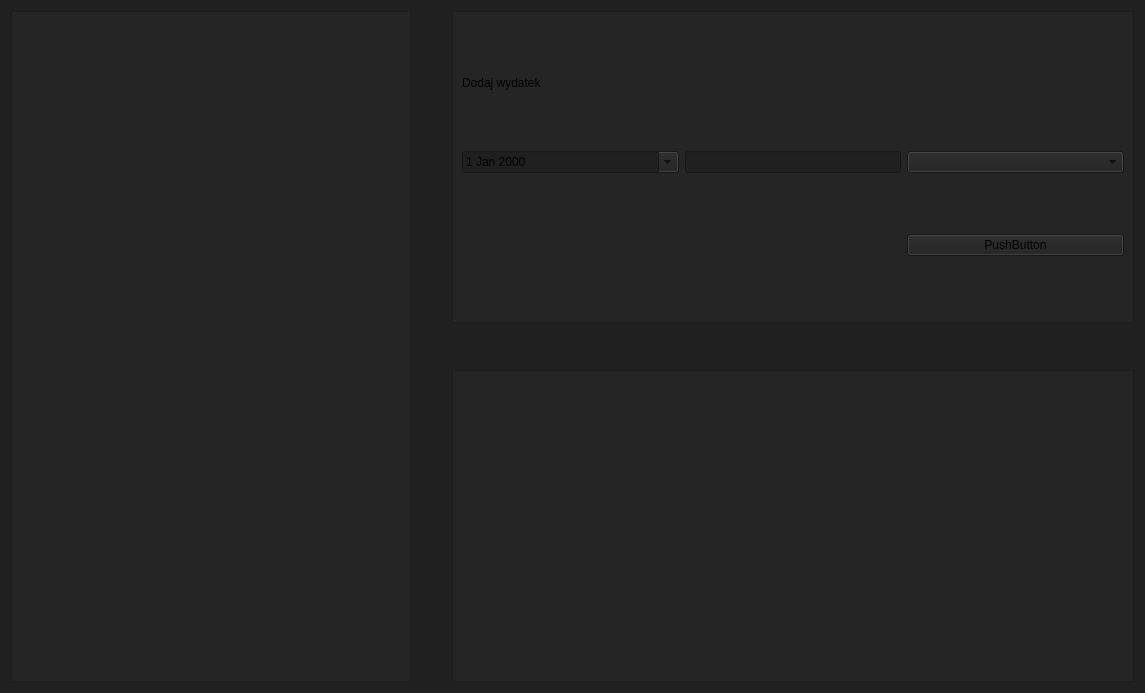
The window that ui/expenses_tab.ui (zuzmej/Wydatkoinator) describes before a commit, drawn with Qt 5.
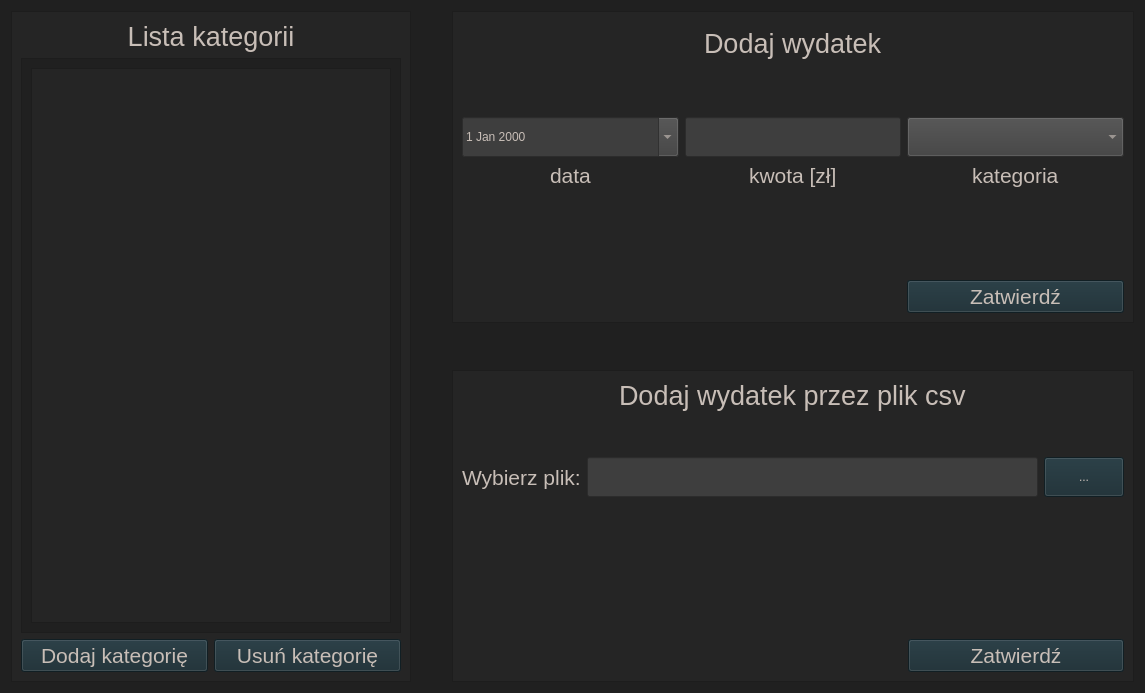
The same window after the commit.

The edit to the form file:
```diff
--- a/ui/expenses_tab.ui
+++ b/ui/expenses_tab.ui
@@ -15,10 +15,34 @@
   </property>
   <property name="styleSheet">
    <string notr="true">QWidget {
-background: rgb(32, 32, 32) }
+background: #202020}
 
 QFrame {
-background: rgb(37, 37, 37) }</string>
+background: #252525 }
+
+QLabel {
+color: #c8beb7;
+}
+
+QPushButton {
+background-color: #182B32;
+color: #c8beb7;
+}
+
+QComboBox {
+background-color: #3e3e3e;
+color: #c8beb7;
+}
+
+QLineEdit {
+background-color: #3e3e3e;
+color: #c8beb7;
+}
+
+QDateEdit {
+background-color: #3e3e3e;
+color: #c8beb7;
+}</string>
   </property>
   <layout class="QGridLayout" name="gridLayout">
    <item row="2" column="2">
@@ -53,6 +77,142 @@
      </property>
     </spacer>
    </item>
+   <item row="2" column="2">
+    <widget class="QFrame" name="frame_3">
+     <property name="sizePolicy">
+      <sizepolicy hsizetype="Preferred" vsizetype="MinimumExpanding">
+       <horstretch>0</horstretch>
+       <verstretch>0</verstretch>
+      </sizepolicy>
+     </property>
+     <property name="frameShape">
+      <enum>QFrame::StyledPanel</enum>
+     </property>
+     <property name="frameShadow">
+      <enum>QFrame::Raised</enum>
+     </property>
+     <layout class="QGridLayout" name="gridLayout_3">
+      <item row="3" column="1">
+       <widget class="QLineEdit" name="browse_file_line_edit">
+        <property name="minimumSize">
+         <size>
+          <width>0</width>
+          <height>40</height>
+         </size>
+        </property>
+       </widget>
+      </item>
+      <item row="2" column="0" colspan="3">
+       <spacer name="verticalSpacer_4">
+        <property name="orientation">
+         <enum>Qt::Vertical</enum>
+        </property>
+        <property name="sizeType">
+         <enum>QSizePolicy::Minimum</enum>
+        </property>
+        <property name="sizeHint" stdset="0">
+         <size>
+          <width>20</width>
+          <height>40</height>
+         </size>
+        </property>
+       </spacer>
+      </item>
+      <item row="1" column="0" colspan="3" alignment="Qt::AlignHCenter">
+       <widget class="QLabel" name="add_expense_csv_label">
+        <property name="sizePolicy">
+         <sizepolicy hsizetype="Preferred" vsizetype="Fixed">
+          <horstretch>0</horstretch>
+          <verstretch>0</verstretch>
+         </sizepolicy>
+        </property>
+        <property name="font">
+         <font>
+          <pointsize>20</pointsize>
+         </font>
+        </property>
+        <property name="text">
+         <string>Dodaj wydatek przez plik csv</string>
+        </property>
+        <property name="margin">
+         <number>20</number>
+        </property>
+       </widget>
+      </item>
+      <item row="4" column="2">
+       <spacer name="verticalSpacer_3">
+        <property name="orientation">
+         <enum>Qt::Vertical</enum>
+        </property>
+        <property name="sizeType">
+         <enum>QSizePolicy::Minimum</enum>
+        </property>
+        <property name="sizeHint" stdset="0">
+         <size>
+          <width>20</width>
+          <height>50</height>
+         </size>
+        </property>
+       </spacer>
+      </item>
+      <item row="3" column="0">
+       <widget class="QLabel" name="choose_file_label">
+        <property name="font">
+         <font>
+          <pointsize>16</pointsize>
+         </font>
+        </property>
+        <property name="text">
+         <string>Wybierz plik:</string>
+        </property>
+       </widget>
+      </item>
+      <item row="3" column="2">
+       <widget class="QPushButton" name="browse_file_button">
+        <property name="sizePolicy">
+         <sizepolicy hsizetype="Fixed" vsizetype="Fixed">
+          <horstretch>0</horstretch>
+          <verstretch>0</verstretch>
+         </sizepolicy>
+        </property>
+        <property name="minimumSize">
+         <size>
+          <width>0</width>
+          <height>40</height>
+         </size>
+        </property>
+        <property name="text">
+         <string>...</string>
+        </property>
+       </widget>
+      </item>
+      <item row="5" column="1" colspan="2" alignment="Qt::AlignRight|Qt::AlignBottom">
+       <widget class="QPushButton" name="ok_button_2">
+        <property name="sizePolicy">
+         <sizepolicy hsizetype="Fixed" vsizetype="Fixed">
+          <horstretch>0</horstretch>
+          <verstretch>0</verstretch>
+         </sizepolicy>
+        </property>
+        <property name="minimumSize">
+         <size>
+          <width>216</width>
+          <height>30</height>
+         </size>
+        </property>
+        <property name="font">
+         <font>
+          <pointsize>16</pointsize>
+         </font>
+        </property>
+        <property name="text">
+         <string>Zatwierdź</string>
+        </property>
+       </widget>
+      </item>
+     </layout>
+    </widget>
+   </item>
    <item row="0" column="0" rowspan="3">
     <widget class="QFrame" name="frame">
      <property name="sizePolicy">
@@ -73,6 +233,81 @@
      <property name="frameShadow">
       <enum>QFrame::Raised</enum>
      </property>
+     <layout class="QGridLayout" name="gridLayout_5">
+      <item row="0" column="0" colspan="2">
+       <widget class="QLabel" name="categories_list_label">
+        <property name="font">
+         <font>
+          <pointsize>20</pointsize>
+         </font>
+        </property>
+        <property name="text">
+         <string>Lista kategorii</string>
+        </property>
+        <property name="alignment">
+         <set>Qt::AlignCenter</set>
+        </property>
+       </widget>
+      </item>
+      <item row="1" column="0" colspan="2">
+       <widget class="QScrollArea" name="scrollArea">
+        <property name="widgetResizable">
+         <bool>true</bool>
+        </property>
+        <widget class="QWidget" name="scrollAreaWidgetContents">
+         <property name="geometry">
+          <rect>
+           <x>0</x>
+           <y>0</y>
+           <width>378</width>
+           <height>577</height>
+          </rect>
+         </property>
+         <layout class="QGridLayout" name="gridLayout_4">
+          <item row="0" column="0">
+           <widget class="QListWidget" name="categories_list_list"/>
+          </item>
+         </layout>
+        </widget>
+       </widget>
+      </item>
+      <item row="2" column="0">
+       <widget class="QPushButton" name="add_category_button">
+        <property name="minimumSize">
+         <size>
+          <width>0</width>
+          <height>30</height>
+         </size>
+        </property>
+        <property name="font">
+         <font>
+          <pointsize>16</pointsize>
+         </font>
+        </property>
+        <property name="text">
+         <string>Dodaj kategorię</string>
+        </property>
+       </widget>
+      </item>
+      <item row="2" column="1">
+       <widget class="QPushButton" name="delete_categories_button">
+        <property name="minimumSize">
+         <size>
+          <width>0</width>
+          <height>30</height>
+         </size>
+        </property>
+        <property name="font">
+         <font>
+          <pointsize>16</pointsize>
+         </font>
+        </property>
+        <property name="text">
+         <string>Usuń kategorię</string>
+        </property>
+       </widget>
+      </item>
+     </layout>
     </widget>
    </item>
    <item row="1" column="2">
@@ -112,50 +347,225 @@
       <enum>QFrame::Raised</enum>
      </property>
      <layout class="QGridLayout" name="gridLayout_2">
-      <item row="1" column="0">
-       <widget class="QDateEdit" name="dateEdit">
+      <item row="2" column="0">
+       <spacer name="verticalSpacer_2">
+        <property name="orientation">
+         <enum>Qt::Vertical</enum>
+        </property>
+        <property name="sizeType">
+         <enum>QSizePolicy::Fixed</enum>
+        </property>
+        <property name="sizeHint" stdset="0">
+         <size>
+          <width>20</width>
+          <height>45</height>
+         </size>
+        </property>
+       </spacer>
+      </item>
+      <item row="4" column="2" rowspan="4" alignment="Qt::AlignHCenter">
+       <widget class="QLabel" name="category_label">
+        <property name="font">
+         <font>
+          <pointsize>16</pointsize>
+         </font>
+        </property>
+        <property name="text">
+         <string>kategoria</string>
+        </property>
+        <property name="alignment">
+         <set>Qt::AlignLeading|Qt::AlignLeft|Qt::AlignTop</set>
+        </property>
+       </widget>
+      </item>
+      <item row="4" column="0" alignment="Qt::AlignHCenter|Qt::AlignVCenter">
+       <widget class="QLabel" name="date_label">
         <property name="sizePolicy">
          <sizepolicy hsizetype="Preferred" vsizetype="Fixed">
           <horstretch>0</horstretch>
           <verstretch>0</verstretch>
          </sizepolicy>
+        </property>
+        <property name="font">
+         <font>
+          <pointsize>16</pointsize>
+         </font>
+        </property>
+        <property name="text">
+         <string>data</string>
+        </property>
+        <property name="alignment">
+         <set>Qt::AlignLeading|Qt::AlignLeft|Qt::AlignVCenter</set>
+        </property>
+        <property name="margin">
+         <number>0</number>
+        </property>
+       </widget>
+      </item>
+      <item row="3" column="0">
+       <widget class="QDateEdit" name="date_edit">
+        <property name="sizePolicy">
+         <sizepolicy hsizetype="Preferred" vsizetype="Fixed">
+          <horstretch>0</horstretch>
+          <verstretch>0</verstretch>
+         </sizepolicy>
+        </property>
+        <property name="minimumSize">
+         <size>
+          <width>0</width>
+          <height>40</height>
+         </size>
+        </property>
+        <property name="styleSheet">
+         <string notr="true">QCalendarWidget QWidget { background-color: #c8beb7; }	/* calosc */ 
+
+QCalendarWidget QWidget { alternate-background-color: #c8beb7; } /* naglowek z nazwami dni */
+
+QCalendarWidget QToolButton { color: black; }	/* najwyzszy naglowek - czcionka*/
+
+
+
+
+
+
+
+
+
+/*
+QCalendarWidget QToolButton {
+      height: 60px;
+      width: 150px;
+      color: white;
+      font-size: 24px;
+      icon-size: 56px, 56px;
+      background-color: qlineargradient(x1:0, y1:0, x2:0, y2:1, stop: 0 #cccccc, stop: 1 #333333);
+  }
+*/
+
+/* /// to jest to rozwijane menu z miesiącami
+QCalendarWidget QMenu {
+      width: 150px;
+      left: 20px;
+      color: white;
+      font-size: 18px;
+      background-color: rgb(100, 100, 100);
+  }
+*/
+
+/*  ////// to jest do zmian roku
+QCalendarWidget QSpinBox { 
+      width: 150px; 
+      font-size:24px; 
+      color: white; 
+      background-color: qlineargradient(x1:0, y1:0, x2:0, y2:1, stop: 0 #cccccc, stop: 1 #333333); 
+      selection-background-color: rgb(136, 136, 136);
+      selection-color: rgb(255, 255, 255);
+  }
+  QCalendarWidget QSpinBox::up-button { subcontrol-origin: border;  subcontrol-position: top right;  width:65px; }
+  QCalendarWidget QSpinBox::down-button {subcontrol-origin: border; subcontrol-position: bottom right;  width:65px;}
+  QCalendarWidget QSpinBox::up-arrow { width:56px;  height:56px; }
+  QCalendarWidget QSpinBox::down-arrow { width:56px;  height:56px; }
+
+*/
+
+
+
+/*
+  QCalendarWidget QWidget { alternate-background-color: rgb(128, 128, 128); }
+
+  QCalendarWidget QAbstractItemView:enabled 
+  {
+      color: red;	 liczby - daty i nazwy dni 
+      background-color: #252525;  tło kalendarza 
+      selection-background-color: #202020; 
+      selection-color: #202020; 
+  }
+*/
+
+
+
+</string>
         </property>
         <property name="calendarPopup">
          <bool>true</bool>
         </property>
        </widget>
       </item>
-      <item row="2" column="2">
-       <widget class="QPushButton" name="pushButton">
+      <item row="8" column="2">
+       <widget class="QPushButton" name="ok_button">
+        <property name="minimumSize">
+         <size>
+          <width>0</width>
+          <height>30</height>
+         </size>
+        </property>
+        <property name="font">
+         <font>
+          <pointsize>16</pointsize>
+         </font>
+        </property>
         <property name="text">
-         <string>PushButton</string>
+         <string>Zatwierdź</string>
         </property>
        </widget>
       </item>
-      <item row="1" column="2">
-       <widget class="QComboBox" name="comboBox"/>
+      <item row="4" column="1" alignment="Qt::AlignHCenter|Qt::AlignVCenter">
+       <widget class="QLabel" name="amount_label">
+        <property name="font">
+         <font>
+          <pointsize>16</pointsize>
+         </font>
+        </property>
+        <property name="text">
+         <string>kwota [zł]</string>
+        </property>
+       </widget>
       </item>
-      <item row="1" column="1">
-       <widget class="QLineEdit" name="lineEdit_2">
-        <property name="sizePolicy">
-         <sizepolicy hsizetype="Preferred" vsizetype="Fixed">
-          <horstretch>0</horstretch>
-          <verstretch>0</verstretch>
-         </sizepolicy>
+      <item row="3" column="2">
+       <widget class="QComboBox" name="categories_combobox">
+        <property name="minimumSize">
+         <size>
+          <width>0</width>
+          <height>40</height>
+         </size>
         </property>
        </widget>
       </item>
-      <item row="0" column="0" colspan="3">
-       <widget class="QLabel" name="label">
+      <item row="0" column="0" rowspan="2" colspan="3" alignment="Qt::AlignHCenter|Qt::AlignVCenter">
+       <widget class="QLabel" name="add_expense_label">
         <property name="sizePolicy">
-         <sizepolicy hsizetype="Preferred" vsizetype="Fixed">
+         <sizepolicy hsizetype="Fixed" vsizetype="Fixed">
           <horstretch>0</horstretch>
           <verstretch>0</verstretch>
          </sizepolicy>
         </property>
+        <property name="font">
+         <font>
+          <pointsize>20</pointsize>
+         </font>
+        </property>
         <property name="text">
          <string>Dodaj wydatek</string>
         </property>
+        <property name="margin">
+         <number>20</number>
+        </property>
+       </widget>
+      </item>
+      <item row="3" column="1">
+       <widget class="QLineEdit" name="amount_line_edit">
+        <property name="sizePolicy">
+         <sizepolicy hsizetype="Preferred" vsizetype="Fixed">
+          <horstretch>0</horstretch>
+          <verstretch>0</verstretch>
+         </sizepolicy>
+        </property>
+        <property name="minimumSize">
+         <size>
+          <width>0</width>
+          <height>40</height>
+         </size>
+        </property>
        </widget>
       </item>
      </layout>
```
Left out of the diff: 48 changed lines with no effect on the pictures.
